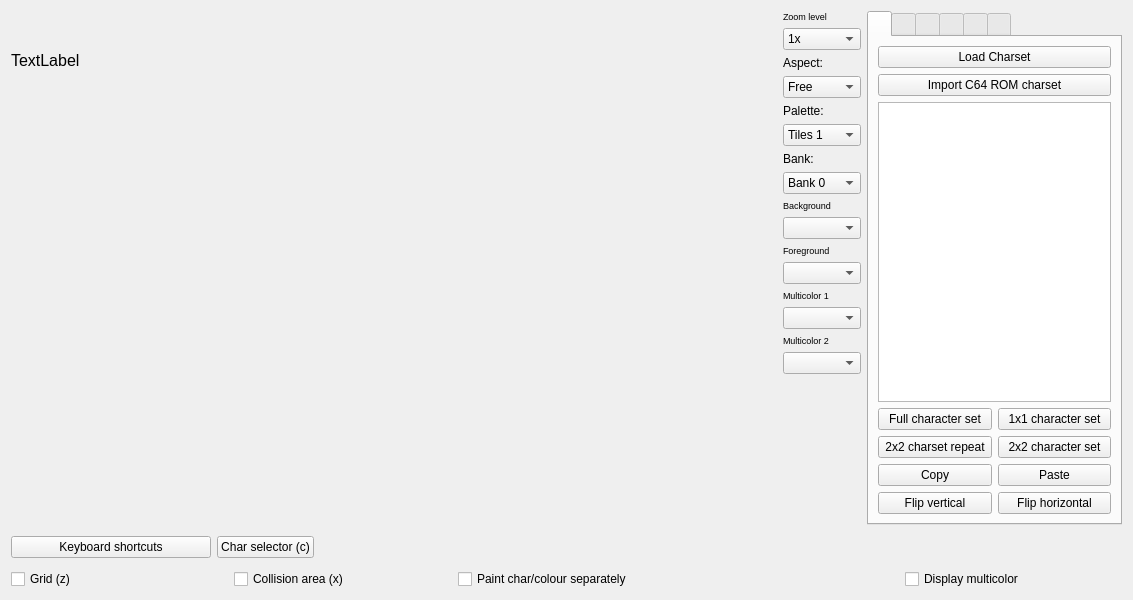
This is source/trsedocuments/formimageeditor.ui in leuat/TRSE as Qt 5 draws it before an edit. The edited form follows.
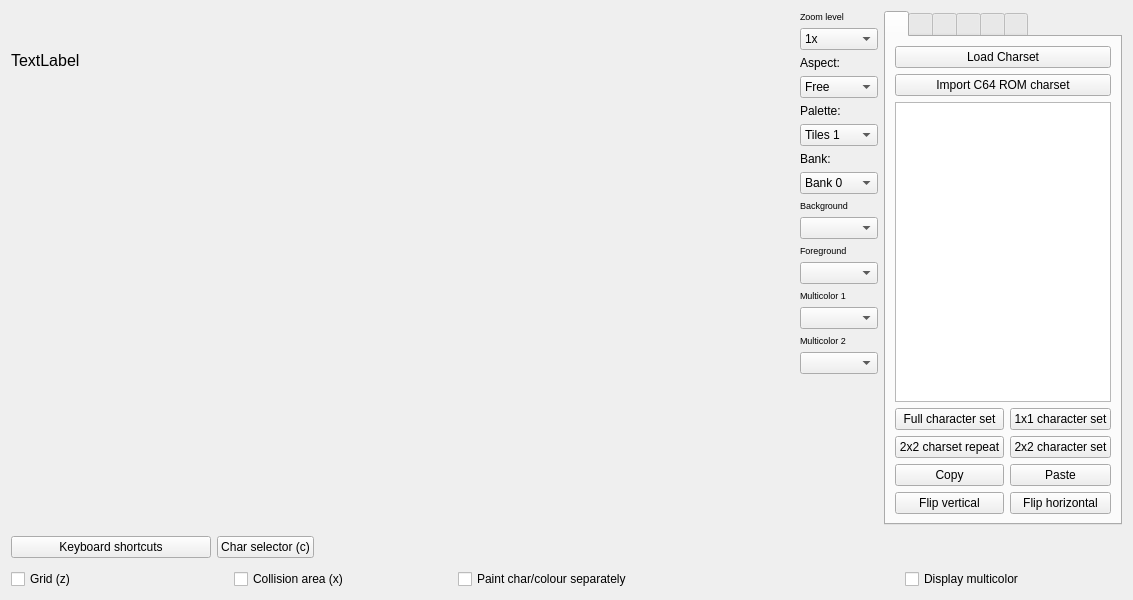
This is the edited form. Icons and pictures are not drawn. Custom widgets are drawn as their Qt base class.

Patch:
```diff
--- a/source/trsedocuments/formimageeditor.ui
+++ b/source/trsedocuments/formimageeditor.ui
@@ -18,7 +18,7 @@
   </property>
   <layout class="QGridLayout" name="gridLayout_3" rowstretch="16,1,0">
    <item row="0" column="0">
-    <layout class="QGridLayout" name="gridLayout" rowstretch="1" columnstretch="2,1,1,1">
+    <layout class="QGridLayout" name="gridLayout" rowstretch="1" columnstretch="10,2,2,3">
      <item row="0" column="0" colspan="2">
       <layout class="QVBoxLayout" name="verticalLayout_4" stretch="0,1,200">
        <item>
```
